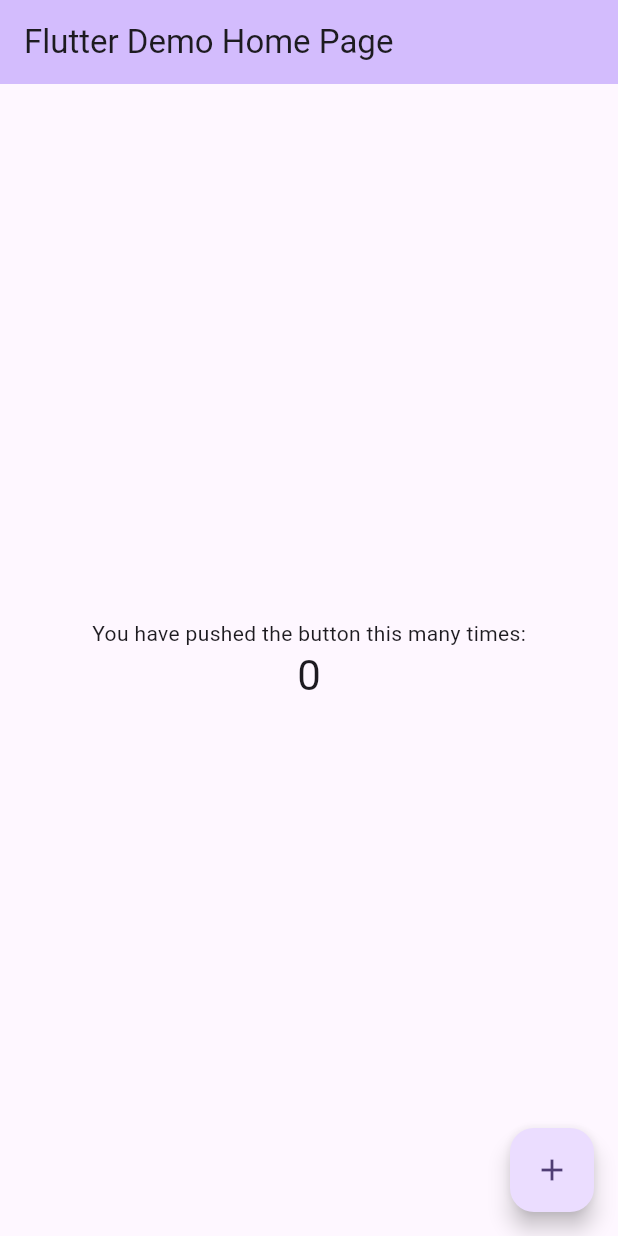
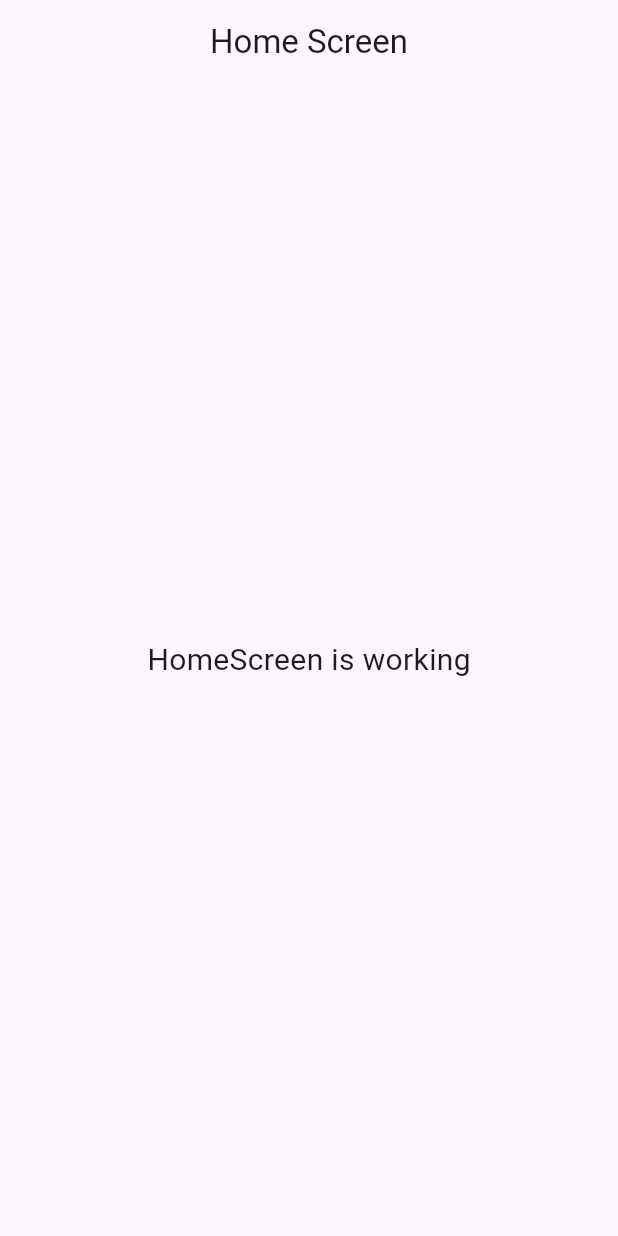
Before and after one commit to rakezbohara/Flutter-Flame-Example, a Flutter app: the screen it shows after launch, on a phone screen of 412 x 824 dp. Run offline on Flutter 3.47's test engine with Material 2 defaults, Android fonts, the phone set to English and light mode, and no system bars.

Commit message:
refactor: remove boilerplate code

```diff
--- a/lib/main.dart
+++ b/lib/main.dart
@@ -1,4 +1,5 @@
 import 'package:flutter/material.dart';
+import 'package:flutter_flame_learning/ui/home/home_screen.dart';
 
 void main() {
   runApp(const MyApp());
@@ -7,119 +8,15 @@ void main() {
 class MyApp extends StatelessWidget {
   const MyApp({super.key});
 
-  // This widget is the root of your application.
   @override
   Widget build(BuildContext context) {
     return MaterialApp(
       title: 'Flutter Demo',
       theme: ThemeData(
-        // This is the theme of your application.
-        //
-        // TRY THIS: Try running your application with "flutter run". You'll see
-        // the application has a blue toolbar. Then, without quitting the app,
-        // try changing the seedColor in the colorScheme below to Colors.green
-        // and then invoke "hot reload" (save your changes or press the "hot
-        // reload" button in a Flutter-supported IDE, or press "r" if you used
-        // the command line to start the app).
-        //
-        // Notice that the counter didn't reset back to zero; the application
-        // state is not lost during the reload. To reset the state, use hot
-        // restart instead.
-        //
-        // This works for code too, not just values: Most code changes can be
-        // tested with just a hot reload.
         colorScheme: ColorScheme.fromSeed(seedColor: Colors.deepPurple),
         useMaterial3: true,
       ),
-      home: const MyHomePage(title: 'Flutter Demo Home Page'),
+      home: const HomeScreen(),
     );
   }
 }
-
-class MyHomePage extends StatefulWidget {
-  const MyHomePage({super.key, required this.title});
-
-  // This widget is the home page of your application. It is stateful, meaning
-  // that it has a State object (defined below) that contains fields that affect
-  // how it looks.
-
-  // This class is the configuration for the state. It holds the values (in this
-  // case the title) provided by the parent (in this case the App widget) and
-  // used by the build method of the State. Fields in a Widget subclass are
-  // always marked "final".
-
-  final String title;
-
-  @override
-  State<MyHomePage> createState() => _MyHomePageState();
-}
-
-class _MyHomePageState extends State<MyHomePage> {
-  int _counter = 0;
-
-  void _incrementCounter() {
-    setState(() {
-      // This call to setState tells the Flutter framework that something has
-      // changed in this State, which causes it to rerun the build method below
-      // so that the display can reflect the updated values. If we changed
-      // _counter without calling setState(), then the build method would not be
-      // called again, and so nothing would appear to happen.
-      _counter++;
-    });
-  }
-
-  @override
-  Widget build(BuildContext context) {
-    // This method is rerun every time setState is called, for instance as done
-    // by the _incrementCounter method above.
-    //
-    // The Flutter framework has been optimized to make rerunning build methods
-    // fast, so that you can just rebuild anything that needs updating rather
-    // than having to individually change instances of widgets.
-    return Scaffold(
-      appBar: AppBar(
-        // TRY THIS: Try changing the color here to a specific color (to
-        // Colors.amber, perhaps?) and trigger a hot reload to see the AppBar
-        // change color while the other colors stay the same.
-        backgroundColor: Theme.of(context).colorScheme.inversePrimary,
-        // Here we take the value from the MyHomePage object that was created by
-        // the App.build method, and use it to set our appbar title.
-        title: Text(widget.title),
-      ),
-      body: Center(
-        // Center is a layout widget. It takes a single child and positions it
-        // in the middle of the parent.
-        child: Column(
-          // Column is also a layout widget. It takes a list of children and
-          // arranges them vertically. By default, it sizes itself to fit its
-          // children horizontally, and tries to be as tall as its parent.
-          //
-          // Column has various properties to control how it sizes itself and
-          // how it positions its children. Here we use mainAxisAlignment to
-          // center the children vertically; the main axis here is the vertical
-          // axis because Columns are vertical (the cross axis would be
-          // horizontal).
-          //
-          // TRY THIS: Invoke "debug painting" (choose the "Toggle Debug Paint"
-          // action in the IDE, or press "p" in the console), to see the
-          // wireframe for each widget.
-          mainAxisAlignment: MainAxisAlignment.center,
-          children: <Widget>[
-            const Text(
-              'You have pushed the button this many times:',
-            ),
-            Text(
-              '$_counter',
-              style: Theme.of(context).textTheme.headlineMedium,
-            ),
-          ],
-        ),
-      ),
-      floatingActionButton: FloatingActionButton(
-        onPressed: _incrementCounter,
-        tooltip: 'Increment',
-        child: const Icon(Icons.add),
-      ), // This trailing comma makes auto-formatting nicer for build methods.
-    );
-  }
-}
--- /dev/null
+++ b/lib/ui/home/home_screen.dart
@@ -0,0 +1,21 @@
+import 'package:flutter/material.dart';
+
+class HomeScreen extends StatelessWidget {
+  const HomeScreen({super.key});
+
+  @override
+  Widget build(BuildContext context) {
+    return Scaffold(
+      appBar: AppBar(
+        title: const Text('Home Screen'),
+        centerTitle: true,
+      ),
+      body: const Center(
+        child: Text(
+          'HomeScreen is working',
+          style: TextStyle(fontSize: 20),
+        ),
+      ),
+    );
+  }
+}
```
